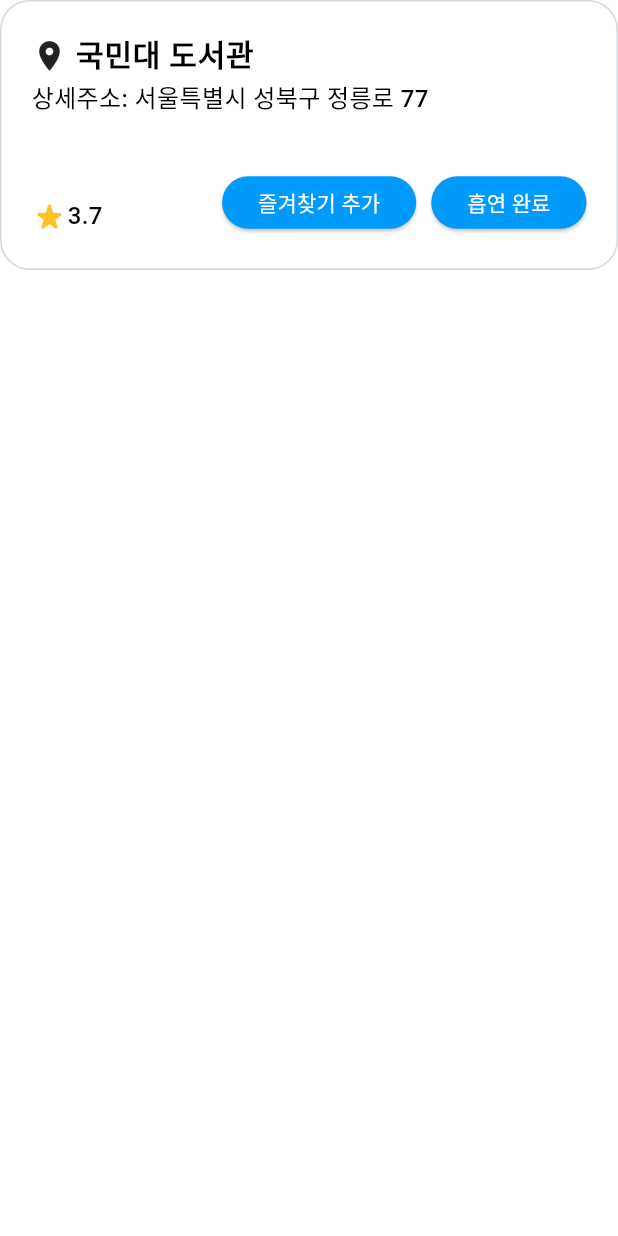
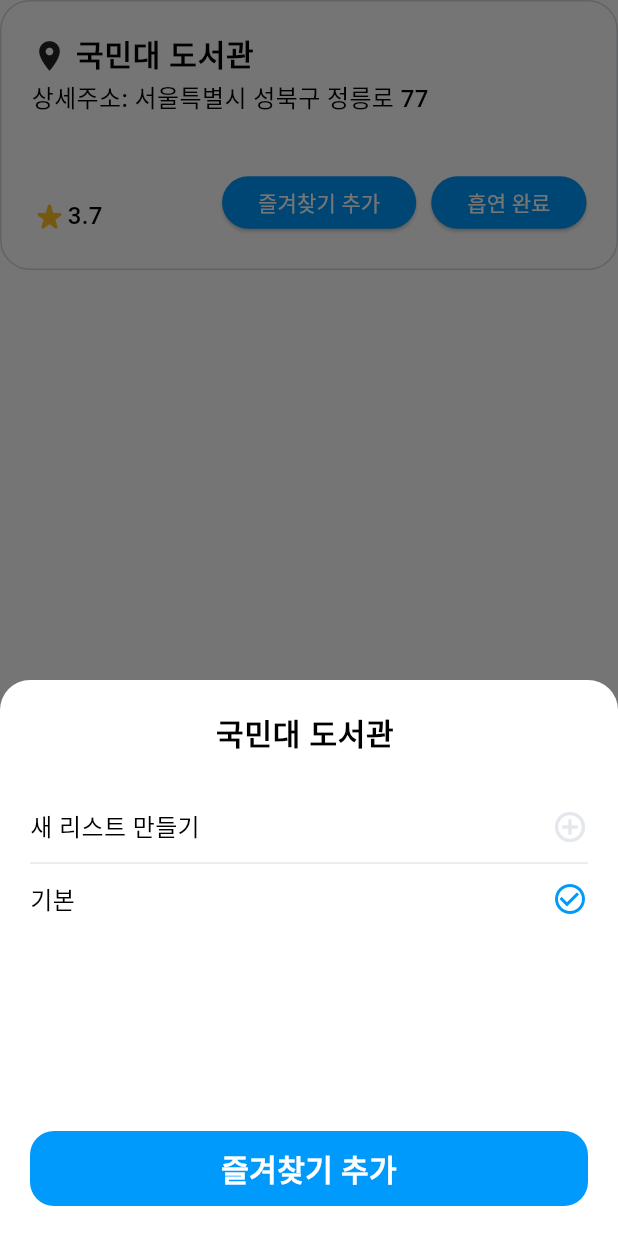
Before and after one commit to Alpha-Damyo/FE, a Flutter app: the SmokingAreaInfoCard widget shown alone on an empty page, opened directly with empty values, after a tap on "즐겨찾기 추가", on a phone screen of 412 x 824 dp. Run offline on Flutter 3.47's test engine with Material 3 defaults, Android fonts, the phone set to English and light mode, and no system bars; our stand-ins replace fl_chart, flutter_dotenv, flutter_rating_stars, flutter_screenutil, flutter_secure_storage, geolocator and 6 more; missing offline and left inert: balloon_widget, bottom_drawer, dart:ffi, flutter_naver_login, flutter_naver_map, kakao_flutter_sdk_user; accounts and stored records are empty; network calls fail; Roboto replaces fonts that are missing (pretendard); project files that could hold a hidden picture were left out.

Commit message:
즐겨찾기 UI 추가

```diff
--- a/lib/main.dart
+++ b/lib/main.dart
@@ -108,7 +108,7 @@ void main() async {
   await dotenv.load(fileName: ".env");
   await _initializeMap();
   _requestPermission();
-  await _getCurrentLocation();
+  // await _getCurrentLocation();
   // Kakao sdk 초기화
   _initializeKakao();
 
--- a/lib/screens/home/home_screen.dart
+++ b/lib/screens/home/home_screen.dart
@@ -42,6 +42,7 @@ class _HomeScreenState extends State<HomeScreen> {
   @override
   Widget build(BuildContext context) {
     return Scaffold(
+      resizeToAvoidBottomInset: false,
       backgroundColor: Theme.of(context).colorScheme.background,
       body: PageView(
         controller: pageController,
--- a/lib/screens/home/map/map_screen.dart
+++ b/lib/screens/home/map/map_screen.dart
@@ -88,9 +88,8 @@ class _MapScreenState extends State<MapScreen>
     // NaverMapController 객체의 비동기 작업 완료를 나타내는 Completer 생성
     final Completer<NaverMapController> mapControllerCompleter = Completer();
 
-    return ScreenUtilInit(
-      designSize: const Size(390, 667),
-      builder: (context, child) => Scaffold(
+    return Scaffold(
+      resizeToAvoidBottomInset: false,
       body: Stack(
         children: [
           // 지도 화면
@@ -202,15 +201,14 @@ class _MapScreenState extends State<MapScreen>
                     height: 50,
                     decoration: BoxDecoration(
                       color: Colors.white,
-                        borderRadius:
-                            const BorderRadius.all(Radius.circular(20)),
+                      borderRadius: const BorderRadius.all(Radius.circular(20)),
                       boxShadow: [
                         BoxShadow(
                           color: Colors.grey.withOpacity(0.5),
                           spreadRadius: 0,
                           blurRadius: 2.0,
-                            offset: const Offset(
-                                0, 3), // changes position of shadow
+                          offset:
+                              const Offset(0, 3), // changes position of shadow
                         ),
                       ],
                     ),
@@ -389,7 +387,6 @@ class _MapScreenState extends State<MapScreen>
           ),
         ],
       ),
-      ),
     );
   }
 
--- /dev/null
+++ b/lib/screens/home/map/somking_area/favorites/add_favorite_bottomsheet.dart
@@ -0,0 +1,182 @@
+import 'package:flutter/material.dart';
+import 'package:flutter_screenutil/flutter_screenutil.dart';
+import 'package:flutter_secure_storage/flutter_secure_storage.dart';
+
+class AddFavoriteBottomSheet extends StatefulWidget {
+  final String saName;
+  const AddFavoriteBottomSheet({super.key, required this.saName});
+
+  @override
+  State<AddFavoriteBottomSheet> createState() => _AddFavoriteBottomSheetState();
+}
+
+class _AddFavoriteBottomSheetState extends State<AddFavoriteBottomSheet> {
+  FlutterSecureStorage secureStorage = const FlutterSecureStorage();
+  List<String> favorites = [
+    "기본",
+  ];
+
+  int selectedFavorite = 1;
+
+  Future<void> getFavorites() async {
+    String? stringFavorites = await secureStorage.read(key: 'favoritesList');
+    // String stringFavorites = "즐겨찾기1,즐겨찾기2,";
+    if (stringFavorites != null) {
+      favorites += stringFavorites.toString().split(',');
+      favorites.remove('');
+    }
+  }
+
+  @override
+  void initState() {
+    // TODO: implement initState
+    super.initState();
+    getFavorites();
+  }
+
+  @override
+  Widget build(BuildContext context) {
+    return ScreenUtilInit(
+      designSize: const Size(390, 667),
+      builder: (context, child) => SizedBox(
+        width: double.infinity,
+        height: 300.h,
+        child: Material(
+            color: Colors.white,
+            borderRadius: const BorderRadius.only(
+              topLeft: Radius.circular(20),
+              topRight: Radius.circular(20),
+            ),
+            child: Padding(
+              padding: const EdgeInsets.all(20.0),
+              child: Column(
+                children: [
+                  Text(
+                    "국민대 도서관 ${widget.saName}",
+                    style: Theme.of(context).textTheme.bodyLarge,
+                  ),
+                  const SizedBox(height: 30),
+                  Expanded(
+                    child: ListView.separated(
+                      shrinkWrap: true,
+                      itemCount: favorites.length + 1,
+                      itemBuilder: (BuildContext context, int index) {
+                        return InkWell(
+                          onTap: () {
+                            // 새 리스트 만들기
+                            if (index == 0) {
+                              _showInputDialog();
+                            }
+                            // 이외의 경우 변경
+                            else {
+                              setState(() {
+                                selectedFavorite = index;
+                              });
+                            }
+                          },
+                          child: SizedBox(
+                            width: double.infinity,
+                            child: Padding(
+                              padding: const EdgeInsets.symmetric(vertical: 4),
+                              child: Row(
+                                mainAxisAlignment:
+                                    MainAxisAlignment.spaceBetween,
+                                children: [
+                                  Text(
+                                    index == 0
+                                        ? "새 리스트 만들기"
+                                        : favorites[index - 1],
+                                    style:
+                                        Theme.of(context).textTheme.bodyMedium,
+                                  ),
+                                  Icon(
+                                    index == 0
+                                        ? Icons.add_circle_outline
+                                        : Icons.check_circle_outline,
+                                    color: index == 0
+                                        ? const Color(0xffe4e7eB)
+                                        : selectedFavorite == index
+                                            ? Theme.of(context)
+                                                .colorScheme
+                                                .primary
+                                            : const Color(0xffe4e7eB),
+                                  ),
+                                ],
+                              ),
+                            ),
+                          ),
+                        );
+                      },
+                      separatorBuilder: (BuildContext context, int index) =>
+                          const Divider(
+                        color: Color(0xffe4e7eB),
+                      ),
+                    ),
+                  ),
+                  const SizedBox(height: 20),
+                  InkWell(
+                    onTap: () {},
+                    child: Ink(
+                      width: double.infinity,
+                      height: 50,
+                      decoration: BoxDecoration(
+                        color: Theme.of(context).colorScheme.primary,
+                        borderRadius:
+                            const BorderRadius.all(Radius.circular(16)),
+                      ),
+                      child: const Align(
+                        alignment: Alignment.center,
+                        child: Text(
+                          '즐겨찾기 추가',
+                          style: TextStyle(
+                            fontSize: 20,
+                            fontWeight: FontWeight.w600,
+                            color: Colors.white,
+                          ),
+                        ),
+                      ),
+                    ),
+                  ),
+                ],
+              ),
+            )),
+      ),
+    );
+  }
+
+  String _enteredText = '';
+
+  void _showInputDialog() {
+    showDialog(
+      context: context,
+      builder: (BuildContext context) {
+        return AlertDialog(
+          title: const Text('이름을 입력하세요'),
+          content: TextField(
+            onChanged: (value) {
+              setState(() {
+                _enteredText = value;
+              });
+            },
+            decoration: const InputDecoration(hintText: '이름'),
+          ),
+          actions: [
+            TextButton(
+              onPressed: () {
+                Navigator.of(context).pop();
+              },
+              child: const Text('취소'),
+            ),
+            TextButton(
+              onPressed: () {
+                Navigator.of(context).pop();
+                // 입력된 텍스트를 사용하여 필요한 작업을 수행
+              },
+              child: const Text('확인'),
+            ),
+          ],
+        );
+      },
+    );
+  }
+}
--- a/lib/screens/home/map/somking_area/smoking_area_info_card.dart
+++ b/lib/screens/home/map/somking_area/smoking_area_info_card.dart
@@ -1,3 +1,4 @@
+import 'package:damyo/screens/home/map/somking_area/favorites/add_favorite_bottomsheet.dart';
 import 'package:flutter/material.dart';
 import 'package:go_router/go_router.dart';
 
@@ -87,7 +88,11 @@ class _SmokingAreaInfoCardState extends State<SmokingAreaInfoCard> {
   }
 
   void addFavorites() {
-    print("add favorites");
+    showModalBottomSheet(
+        context: context,
+        builder: (context) {
+          return AddFavoriteBottomSheet(saName: _smokingAreaId);
+        });
   }
 
   void completeSmoking() {
```
Lines whose indentation alone changed are shown as unchanged.
